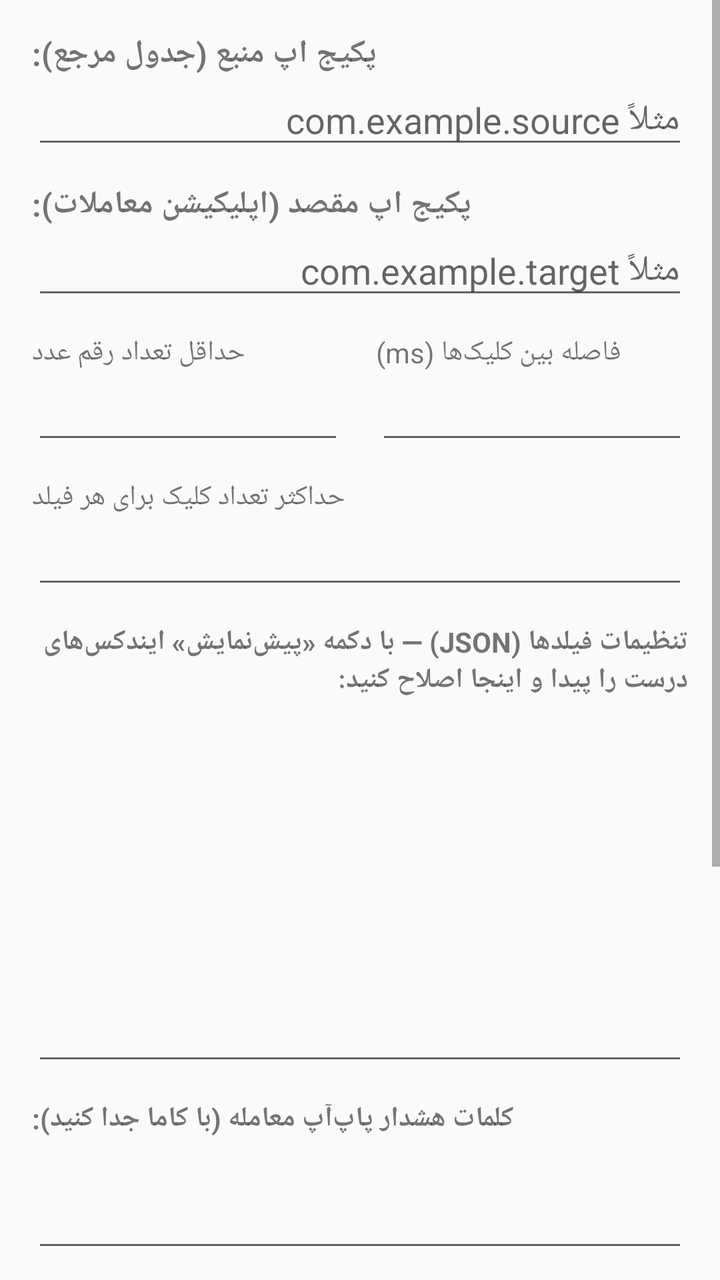
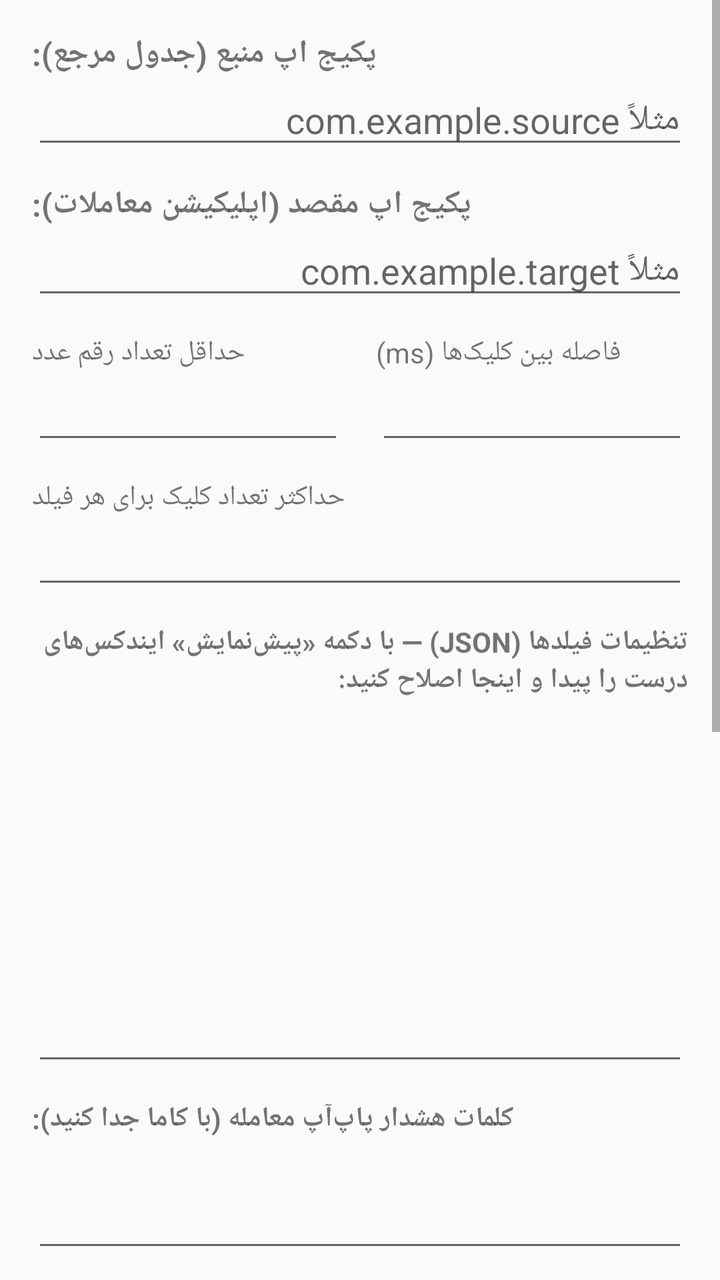

Compare the two renders of this Android layout. The source of the first and the diff that turns it into the second are given below.
<!-- AndroidManifest.xml: application theme android:Theme.Material.Light.DarkActionBar -->
<!-- res/layout/activity_main.xml -->
<?xml version="1.0" encoding="utf-8"?>
<ScrollView xmlns:android="http://schemas.android.com/apk/res/android"
    android:layout_width="match_parent"
    android:layout_height="match_parent">

    <LinearLayout
        android:layout_width="match_parent"
        android:layout_height="wrap_content"
        android:orientation="vertical"
        android:padding="16dp">

        <TextView
            android:layout_width="wrap_content"
            android:layout_height="wrap_content"
            android:textStyle="bold"
            android:textSize="16sp"
            android:text="پکیج اپ منبع (جدول مرجع):" />
        <EditText
            android:id="@+id/etSourcePkg"
            android:layout_width="match_parent"
            android:layout_height="wrap_content"
            android:hint="مثلاً com.example.source" />

        <TextView
            android:layout_width="wrap_content"
            android:layout_height="wrap_content"
            android:layout_marginTop="12dp"
            android:textStyle="bold"
            android:textSize="16sp"
            android:text="پکیج اپ مقصد (اپلیکیشن معاملات):" />
        <EditText
            android:id="@+id/etTargetPkg"
            android:layout_width="match_parent"
            android:layout_height="wrap_content"
            android:hint="مثلاً com.example.target" />

        <LinearLayout
            android:layout_width="match_parent"
            android:layout_height="wrap_content"
            android:orientation="horizontal"
            android:layout_marginTop="12dp">

            <LinearLayout
                android:layout_width="0dp"
                android:layout_weight="1"
                android:layout_height="wrap_content"
                android:orientation="vertical"
                android:paddingEnd="8dp">
                <TextView
                    android:layout_width="wrap_content"
                    android:layout_height="wrap_content"
                    android:text="حداقل تعداد رقم عدد" />
                <EditText
                    android:id="@+id/etMinDigits"
                    android:layout_width="match_parent"
                    android:layout_height="wrap_content"
                    android:inputType="number" />
            </LinearLayout>

            <LinearLayout
                android:layout_width="0dp"
                android:layout_weight="1"
                android:layout_height="wrap_content"
                android:orientation="vertical"
                android:paddingStart="8dp">
                <TextView
                    android:layout_width="wrap_content"
                    android:layout_height="wrap_content"
                    android:text="فاصله بین کلیک‌ها (ms)" />
                <EditText
                    android:id="@+id/etClickDelay"
                    android:layout_width="match_parent"
                    android:layout_height="wrap_content"
                    android:inputType="number" />
            </LinearLayout>
        </LinearLayout>

        <TextView
            android:layout_width="wrap_content"
            android:layout_height="wrap_content"
            android:layout_marginTop="12dp"
            android:text="حداکثر تعداد کلیک برای هر فیلد" />
        <EditText
            android:id="@+id/etMaxClicks"
            android:layout_width="match_parent"
            android:layout_height="wrap_content"
            android:inputType="number" />

        <TextView
            android:layout_width="wrap_content"
            android:layout_height="wrap_content"
            android:layout_marginTop="12dp"
            android:textStyle="bold"
            android:text="تنظیمات فیلدها (JSON) — با دکمه «پیش‌نمایش» ایندکس‌های درست را پیدا و اینجا اصلاح کنید:" />
        <EditText
            android:id="@+id/etFieldMapJson"
            android:layout_width="match_parent"
            android:layout_height="wrap_content"
            android:minLines="8"
            android:gravity="top|start"
            android:inputType="textMultiLine" />

        <TextView
            android:layout_width="wrap_content"
            android:layout_height="wrap_content"
            android:layout_marginTop="12dp"
            android:textStyle="bold"
            android:text="کلمات هشدار پاپ‌آپ معامله (با کاما جدا کنید):" />
        <EditText
            android:id="@+id/etPauseKeywords"
            android:layout_width="match_parent"
            android:layout_height="wrap_content"
            android:minLines="2"
            android:gravity="top|start"
            android:inputType="textMultiLine" />

        <Switch
            android:id="@+id/switchAutoSync"
            android:layout_width="wrap_content"
            android:layout_height="wrap_content"
            android:layout_marginTop="12dp"
            android:text="همگام‌سازی خودکار فعال باشد" />

        <Button
            android:id="@+id/btnOpenAccessibility"
            android:layout_width="match_parent"
            android:layout_height="wrap_content"
            android:layout_marginTop="12dp"
            android:text="باز کردن تنظیمات Accessibility" />

        <Button
            android:id="@+id/btnSave"
            android:layout_width="match_parent"
            android:layout_height="wrap_content"
            android:layout_marginTop="8dp"
            android:text="ذخیره تنظیمات" />

        <Button
            android:id="@+id/btnRefreshPreview"
            android:layout_width="match_parent"
            android:layout_height="wrap_content"
            android:layout_marginTop="8dp"
            android:text="پیش‌نمایش اعداد شناسایی‌شده" />

        <Button
            android:id="@+id/btnSyncNow"
            android:layout_width="match_parent"
            android:layout_height="wrap_content"
            android:layout_marginTop="8dp"
            android:text="همگام‌سازی دستی (یک بار)" />

        <TextView
            android:id="@+id/tvPreview"
            android:layout_width="match_parent"
            android:layout_height="wrap_content"
            android:layout_marginTop="12dp"
            android:fontFamily="monospace"
            android:textIsSelectable="true"
            android:text="" />

    </LinearLayout>
</ScrollView>
<!-- resources referenced by this layout -->
<resources>

</resources>

<!-- the commit's change to res/layout/activity_main.xml (unified diff, before → after) -->
@@ -114,6 +114,21 @@
             android:gravity="top|start"
             android:inputType="textMultiLine" />
 
+        <TextView
+            android:layout_width="wrap_content"
+            android:layout_height="wrap_content"
+            android:layout_marginTop="12dp"
+            android:textStyle="bold"
+            android:text="مقادیر فعلی واقعی مقصد (کالیبراسیون — چون مقدار مقصد خونده نمی‌شه، اینجا با چشم خودتون وارد کنید؛ کلیدها باید دقیقاً همون «name» تو تنظیمات فیلدها باشن):" />
+        <EditText
+            android:id="@+id/etTrackedValues"
+            android:layout_width="match_parent"
+            android:layout_height="wrap_content"
+            android:minLines="4"
+            android:gravity="top|start"
+            android:inputType="textMultiLine"
+            android:hint="{&quot;نقد فردا - خرید از ما&quot;:102790000, ...}" />
+
         <Switch
             android:id="@+id/switchAutoSync"
             android:layout_width="wrap_content"
